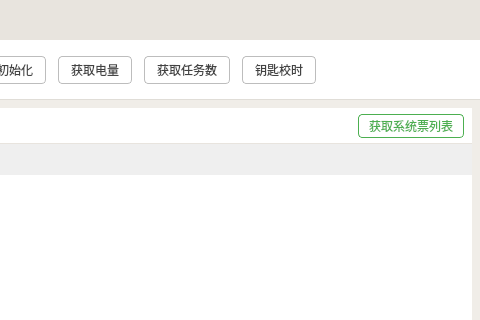
Before: the Qt Designer form RK3568/ui/keymanagepage.ui in Ruanchenxi/RK3568-Qt-Workbench, drawn with Qt 5; both pictures show x 720 to 1200 and y 0 to 320 of the 1200 by 700 pixel window.
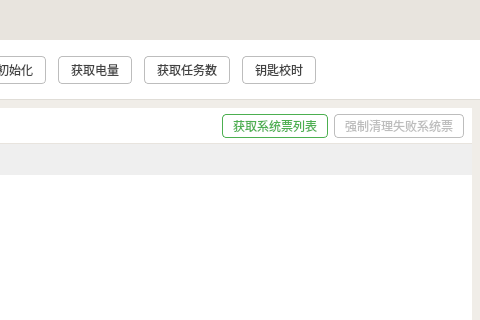
After: the same form once the commit is applied.

What changed in the file:
```diff
--- a/RK3568/ui/keymanagepage.ui
+++ b/RK3568/ui/keymanagepage.ui
@@ -758,6 +758,29 @@
                      </property>
                     </widget>
                    </item>
+                   <item>
+                    <widget class="QPushButton" name="btnForceCleanFailedTicket">
+                     <property name="enabled">
+                      <bool>false</bool>
+                     </property>
+                     <property name="styleSheet">
+                      <string notr="true">QPushButton {
+  background: #FFFFFF;
+  border: 1px solid #D32F2F;
+  border-radius: 4px;
+  padding: 2px 10px;
+  font-size: 12px;
+  color: #D32F2F;
+}
+QPushButton:hover { background: #FFEBEE; }
+QPushButton:pressed { background: #FFCDD2; }
+QPushButton:disabled { border-color: #BDBDBD; color: #BDBDBD; }</string>
+                     </property>
+                     <property name="text">
+                      <string>强制清理失败系统票</string>
+                     </property>
+                    </widget>
+                   </item>
                   </layout>
                  </widget>
                 </item>
```
